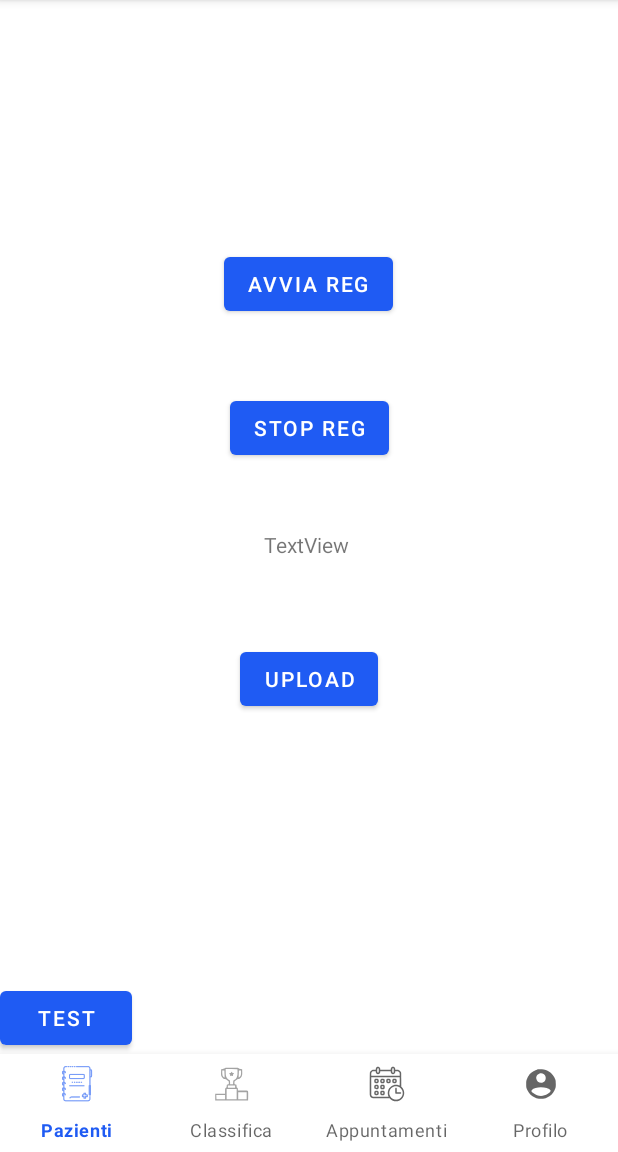
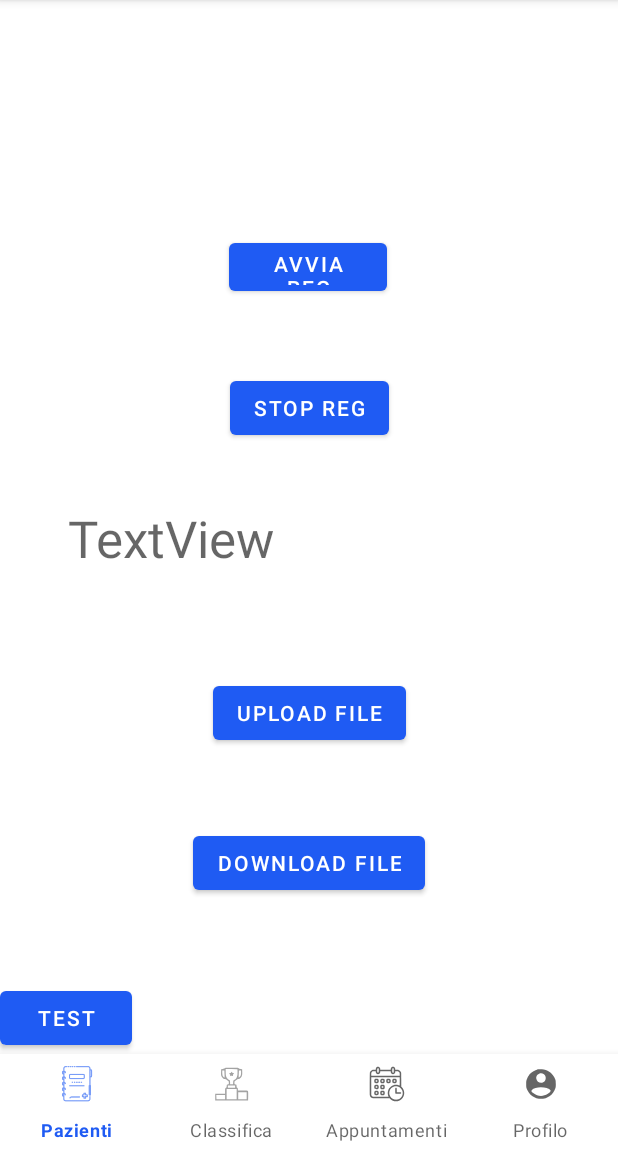
Before and after one commit to FilippoChinniUNIBA/PronuntiApp, an Android app: the fragment TestApiFragment placed in its activity, on a phone screen of 412 x 824 dp, the part 84-1236 px from its top. Run offline under Robolectric (Android 15) with nearby library versions, the phone set to English and light mode, and no system bars; libraries missing offline, so code that uses them is left out: com.google.auth.oauth2, com.google.cloud.speech, com.google.cloud.storage.

Commit message:
add package cloud_actions with DownloadAction.java, UploadAction.java add CloudTask.java add CloudAction.java upload TestApiFragment.java upload test_fragment_test_api.xml delete UploadTask.java

```diff
--- /dev/null
+++ b/app/src/main/java/it/uniba/dib/sms2324/num15/PronuntiApp/models/restapi/cloudspeechtotextapi/CloudAction.java
@@ -0,0 +1,12 @@
+package it.uniba.dib.sms2324.num15.PronuntiApp.models.restapi.cloudspeechtotextapi;
+
+import android.content.Context;
+
+import java.io.File;
+import java.io.IOException;
+
+public interface CloudAction {
+    public static final String projectId = "braided-case-412215";
+    public static final String bucketName = "pronunti-app-bucket";
+    void startCloudAction(Context context, File filePath, String objName) throws IOException;
+}
--- /dev/null
+++ b/app/src/main/java/it/uniba/dib/sms2324/num15/PronuntiApp/models/restapi/cloudspeechtotextapi/CloudTask.java
@@ -0,0 +1,51 @@
+package it.uniba.dib.sms2324.num15.PronuntiApp.models.restapi.cloudspeechtotextapi;
+
+import android.content.Context;
+import android.os.AsyncTask;
+import java.io.File;
+import java.io.IOException;
+
+public class CloudTask extends AsyncTask<Void, Void, Void> {
+    private Context context;
+    private File filePath;
+    private String objName;
+    private CloudAction cloudAction;
+
+    public CloudTask(File filePath, Context context, String objName, CloudAction cloudAction) {
+        this.context = context;
+        this.filePath = filePath;
+        this.objName = objName;
+        this.cloudAction = cloudAction;
+    }
+
+    public void setFilePath(File filePath) {
+        this.filePath = filePath;
+    }
+
+    public void setObjectName(String objectName) {
+        this.objName = objectName;
+    }
+
+    public File getFilePath() {
+        return filePath;
+    }
+
+    public String getObjName() {
+        return objName;
+    }
+
+    @Override
+    protected Void doInBackground(Void... params) {
+        try {
+            if (cloudAction != null) {
+                cloudAction.startCloudAction(context,filePath,objName);
+            }
+        } catch (IOException e) {
+            e.printStackTrace();
+        }
+        return null;
+    }
+    public void execute() {
+        super.executeOnExecutor(AsyncTask.THREAD_POOL_EXECUTOR);
+    }
+}
--- a/app/src/main/java/it/uniba/dib/sms2324/num15/PronuntiApp/models/restapi/cloudspeechtotextapi/UploadTask.java
+++ /dev/null
@@ -1,67 +0,0 @@
-package it.uniba.dib.sms2324.num15.PronuntiApp.models.restapi.cloudspeechtotextapi;
-
-import android.content.Context;
-import android.os.AsyncTask;
-import com.google.auth.oauth2.GoogleCredentials;
-import com.google.cloud.storage.BlobId;
-import com.google.cloud.storage.BlobInfo;
-import com.google.cloud.storage.Storage;
-import com.google.cloud.storage.StorageOptions;
-import java.io.File;
-import java.io.IOException;
-import java.io.InputStream;
-
-public class UploadTask extends AsyncTask<Void, Void, Void> {
-
-    private static final String projectId = "braided-case-412215";
-    private static final String bucketName = "pronunti-app-bucket";
-    private File filePath;
-    private Context context;
-    private String objectName;
-
-    public UploadTask(File audioFile, Context context, String objectName) {
-        this.filePath = audioFile;
-        this.context = context;
-        this.objectName = objectName;
-    }
-
-    public void setObjectName(String objectName) {
-        this.objectName = objectName;
-    }
-
-    @Override
-    protected Void doInBackground(Void... params) {
-        try {
-            uploadObject();
-        } catch (IOException e) {
-            e.printStackTrace();
-        }
-        return null;
-    }
-
-    @Override
-    protected void onPostExecute(Void result) {
-        // Puoi eseguire azioni post-caricamento qui se necessario
-    }
-
-    public void execute() {
-        super.executeOnExecutor(AsyncTask.THREAD_POOL_EXECUTOR);
-    }
-
-    private void uploadObject() throws IOException {
-        InputStream inputStream = context.getAssets().open("google-cloud-credentials.json");
-        GoogleCredentials credentials = GoogleCredentials.fromStream(inputStream);
-        Storage storage = StorageOptions.newBuilder().setCredentials(credentials).setProjectId(projectId).build().getService();
-
-        BlobId blobId = BlobId.of(bucketName, objectName);
-        BlobInfo blobInfo = BlobInfo.newBuilder(blobId).build();
-        Storage.BlobWriteOption precondition;
-
-        if (storage.get(bucketName, objectName) == null) {
-            precondition = Storage.BlobWriteOption.doesNotExist();
-        } else {
-            precondition = Storage.BlobWriteOption.generationMatch();
-        }
-        storage.createFrom(blobInfo, filePath.toPath(), precondition);
-    }
-}
--- a/app/src/main/java/it/uniba/dib/sms2324/num15/PronuntiApp/testingTODELETE/TestApiFragment.java
+++ b/app/src/main/java/it/uniba/dib/sms2324/num15/PronuntiApp/testingTODELETE/TestApiFragment.java
@@ -11,23 +11,23 @@ import android.view.ViewGroup;
 import android.widget.Button;
 import android.widget.TextView;
 import android.widget.Toast;
-
 import androidx.core.app.ActivityCompat;
 import androidx.core.content.ContextCompat;
 import androidx.fragment.app.Fragment;
-
 import java.io.File;
 import java.util.List;
-
 import it.uniba.dib.sms2324.num15.PronuntiApp.R;
 import it.uniba.dib.sms2324.num15.PronuntiApp.models.restapi.cloudspeechtotextapi.AudioRecognizer;
-import it.uniba.dib.sms2324.num15.PronuntiApp.models.restapi.cloudspeechtotextapi.UploadTask;
+import it.uniba.dib.sms2324.num15.PronuntiApp.models.restapi.cloudspeechtotextapi.CloudTask;
+import it.uniba.dib.sms2324.num15.PronuntiApp.models.restapi.cloudspeechtotextapi.cloud_actions.DownloadAction;
+import it.uniba.dib.sms2324.num15.PronuntiApp.models.restapi.cloudspeechtotextapi.cloud_actions.UploadAction;
 
 public class TestApiFragment extends Fragment {
 	private Button buttonAvviaRegistrazione;
 	private Button buttonStopRegistrazione;
+	private Button buttonUploadFile;
 
-	private Button buttonUploadFile;
+	private Button buttonDownloadFile;
 	private TextView textViewSpeechToTextView;
 
 	@Override
@@ -38,50 +38,82 @@ public class TestApiFragment extends Fragment {
 		buttonAvviaRegistrazione = view.findViewById(R.id.buttonAvviaRegistrazione);
 		buttonStopRegistrazione = view.findViewById(R.id.buttonStopRegistrazione);
 		buttonUploadFile = view.findViewById(R.id.buttonUploadFile);
+		buttonDownloadFile = view.findViewById(R.id.buttonDownloadFile);
 		textViewSpeechToTextView = view.findViewById(R.id.textViewSpeechToText);
+
 
 		Activity curretactivity = requireActivity();
 		AudioRecognizer audioRecognizer = new AudioRecognizer(new File(curretactivity.getExternalFilesDir(Environment.DIRECTORY_MUSIC),"test.wav"),getContext());
-		UploadTask uploadObject = new UploadTask(audioRecognizer.getAudioFile(),curretactivity,"test.wav");
+		CloudTask cloudTaskUpload = new CloudTask(audioRecognizer.getAudioFile(),curretactivity,"test.wav",new UploadAction());
+		CloudTask cloudTaskDownload = new CloudTask(new File(curretactivity.getExternalFilesDir(Environment.DIRECTORY_DOWNLOADS),"test.wav"),curretactivity,"test.wav", new DownloadAction());
 
 		if (checkPermissions(curretactivity)) {
-			setupButtons(audioRecognizer,curretactivity,uploadObject);
+			setupButtons(audioRecognizer,curretactivity,cloudTaskUpload,cloudTaskDownload);
 		} else {
 			requestPermissions(curretactivity);
-			setupButtons(audioRecognizer,curretactivity,uploadObject);
+			setupButtons(audioRecognizer,curretactivity,cloudTaskUpload,cloudTaskDownload);
 		}
 		return view;
 	}
 
-	private void setupButtons(AudioRecognizer audioRecognizer, Activity currentactivity, UploadTask uploadObject) {
+	private void setupButtons(AudioRecognizer audioRecognizer, Activity currentactivity, CloudTask cloudTaskUpload ,CloudTask cloudTaskDownload) {
+
 		buttonAvviaRegistrazione.setOnClickListener(v -> {
-			audioRecognizer.startRecording();
-			Toast.makeText(currentactivity, "Registrazione avviata", Toast.LENGTH_SHORT).show();
+			startRecording(audioRecognizer,currentactivity);
         });
 
 		buttonStopRegistrazione.setOnClickListener(v -> {
+			stopRecording(audioRecognizer,currentactivity);
+		});
+
+		buttonUploadFile.setOnClickListener(v -> {
+			uploadFile(cloudTaskUpload,currentactivity);
+		});
+
+		buttonDownloadFile.setOnClickListener(v -> {
+			downloadFile(cloudTaskDownload, currentactivity);
+		});
+
+	}
+
+
+	private void startRecording(AudioRecognizer audioRecognizer, Activity currentactivity){
+		try{
+		audioRecognizer.startRecording();
+		Toast.makeText(currentactivity, "Registrazione avviata", Toast.LENGTH_SHORT).show();
+		} catch (Exception e) {
+			e.printStackTrace();
+		}
+	}
+
+	private void stopRecording(AudioRecognizer audioRecognizer, Activity currentactivity){
+		try {
 			audioRecognizer.stopRecording();
 			Toast.makeText(currentactivity, "Registrazione interrotta", Toast.LENGTH_SHORT).show();
-			try {
 			List<String> words = audioRecognizer.getText();
 			textViewSpeechToTextView.setText(words.toString());
 		} catch (Exception e) {
-				throw new RuntimeException(e);
+			e.printStackTrace();
+		}
 	}
 
-		});
-
-		buttonUploadFile.setOnClickListener(v -> {
+	private void uploadFile(CloudTask uploadTask,Activity currentactivity){
 		try {
-				uploadObject.execute();
+			uploadTask.execute();
 			Toast.makeText(currentactivity, "Upload riuscito", Toast.LENGTH_SHORT).show();
 		}catch (Exception e){
 			e.printStackTrace();
 		}
-		});
-
 	}
 
+	private void downloadFile(CloudTask downloadTask,Activity currentactivity){
+		try {
+			downloadTask.execute();
+			Toast.makeText(currentactivity, "Download riuscito", Toast.LENGTH_SHORT).show();
+		}catch (Exception e){
+			e.printStackTrace();
+		}
+	}
 
 	private boolean checkPermissions(Activity currentactivity) {
 		int readStoragePermission = ContextCompat.checkSelfPermission(currentactivity, Manifest.permission.READ_EXTERNAL_STORAGE);
@@ -100,5 +132,4 @@ public class TestApiFragment extends Fragment {
 				Manifest.permission.RECORD_AUDIO
 		}, 1000);
 	}
-
 }
--- a/app/src/main/res/layout/test_fragment_test_api.xml
+++ b/app/src/main/res/layout/test_fragment_test_api.xml
@@ -7,10 +7,10 @@
 
     <Button
         android:id="@+id/buttonAvviaRegistrazione"
-        android:layout_width="wrap_content"
-        android:layout_height="wrap_content"
+        android:layout_width="105dp"
+        android:layout_height="44dp"
         android:layout_marginStart="158dp"
-        android:layout_marginTop="165dp"
+        android:layout_marginTop="156dp"
         android:layout_marginEnd="159dp"
         android:text="Avvia reg"
         app:layout_constraintEnd_toEndOf="parent"
@@ -32,14 +32,15 @@
 
     <TextView
         android:id="@+id/textViewSpeechToText"
-        android:layout_width="wrap_content"
-        android:layout_height="wrap_content"
+        android:layout_width="321dp"
+        android:layout_height="59dp"
         android:layout_marginStart="176dp"
-        android:layout_marginTop="44dp"
+        android:layout_marginTop="40dp"
         android:layout_marginEnd="177dp"
         android:text="TextView"
+        android:textAppearance="@style/TextAppearance.AppCompat.Display1"
         app:layout_constraintEnd_toEndOf="parent"
-        app:layout_constraintHorizontal_bias="0.0"
+        app:layout_constraintHorizontal_bias="0.498"
         app:layout_constraintStart_toStartOf="parent"
         app:layout_constraintTop_toBottomOf="@+id/buttonStopRegistrazione" />
 
@@ -48,11 +49,19 @@
         android:layout_width="wrap_content"
         android:layout_height="wrap_content"
         android:layout_marginTop="56dp"
-        android:text="Upload"
-        app:layout_constraintBottom_toBottomOf="parent"
+        android:text="Upload file"
         app:layout_constraintEnd_toEndOf="parent"
         app:layout_constraintStart_toStartOf="parent"
-        app:layout_constraintTop_toBottomOf="@+id/textViewSpeechToText"
-        app:layout_constraintVertical_bias="0.0" />
+        app:layout_constraintTop_toBottomOf="@+id/textViewSpeechToText" />
+
+    <Button
+        android:id="@+id/buttonDownloadFile"
+        android:layout_width="wrap_content"
+        android:layout_height="wrap_content"
+        android:layout_marginTop="52dp"
+        android:text="download file"
+        app:layout_constraintEnd_toEndOf="parent"
+        app:layout_constraintStart_toStartOf="parent"
+        app:layout_constraintTop_toBottomOf="@+id/buttonUploadFile" />
 
 </androidx.constraintlayout.widget.ConstraintLayout>
```
Also changed, not shown: app/src/main/java/it/uniba/dib/sms2324/num15/PronuntiApp/models/restapi/cloudspeechtotextapi/cloud_actions/DownloadAction.java (added, +34 -0 lines), app/src/main/java/it/uniba/dib/sms2324/num15/PronuntiApp/models/restapi/cloudspeechtotextapi/cloud_actions/UploadAction.java (added, +39 -0 lines). Lines whose indentation alone changed are shown as unchanged.
